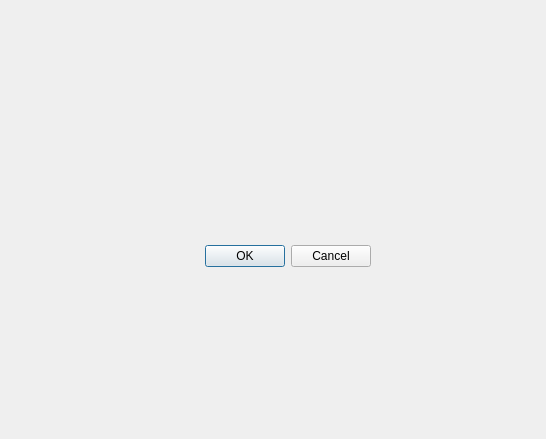
Qt form main_task.ui (BlackAngel2108/RK4) before a commit.
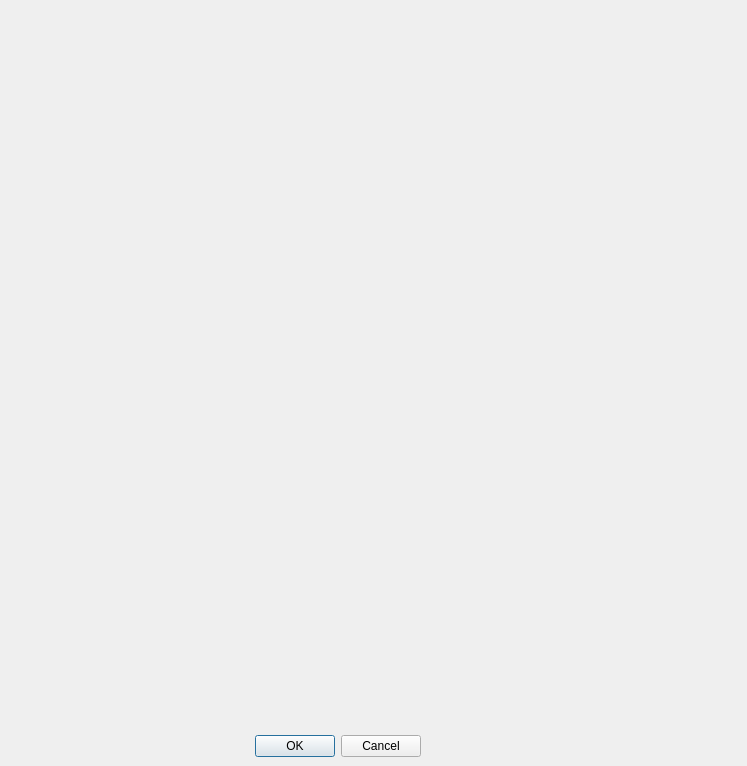
The same form after that commit.

```diff
--- a/main_task.ui
+++ b/main_task.ui
@@ -6,8 +6,8 @@
    <rect>
     <x>0</x>
     <y>0</y>
-    <width>546</width>
-    <height>439</height>
+    <width>747</width>
+    <height>766</height>
    </rect>
   </property>
   <property name="windowTitle">
@@ -16,8 +16,8 @@
   <widget class="QDialogButtonBox" name="buttonBox">
    <property name="geometry">
     <rect>
-     <x>30</x>
-     <y>240</y>
+     <x>80</x>
+     <y>730</y>
      <width>341</width>
      <height>32</height>
     </rect>
@@ -29,6 +29,19 @@
     <set>QDialogButtonBox::Cancel|QDialogButtonBox::Ok</set>
    </property>
   </widget>
+  <widget class="QLabel" name="image">
+   <property name="geometry">
+    <rect>
+     <x>30</x>
+     <y>10</y>
+     <width>701</width>
+     <height>711</height>
+    </rect>
+   </property>
+   <property name="text">
+    <string/>
+   </property>
+  </widget>
  </widget>
  <resources/>
  <connections>
```
